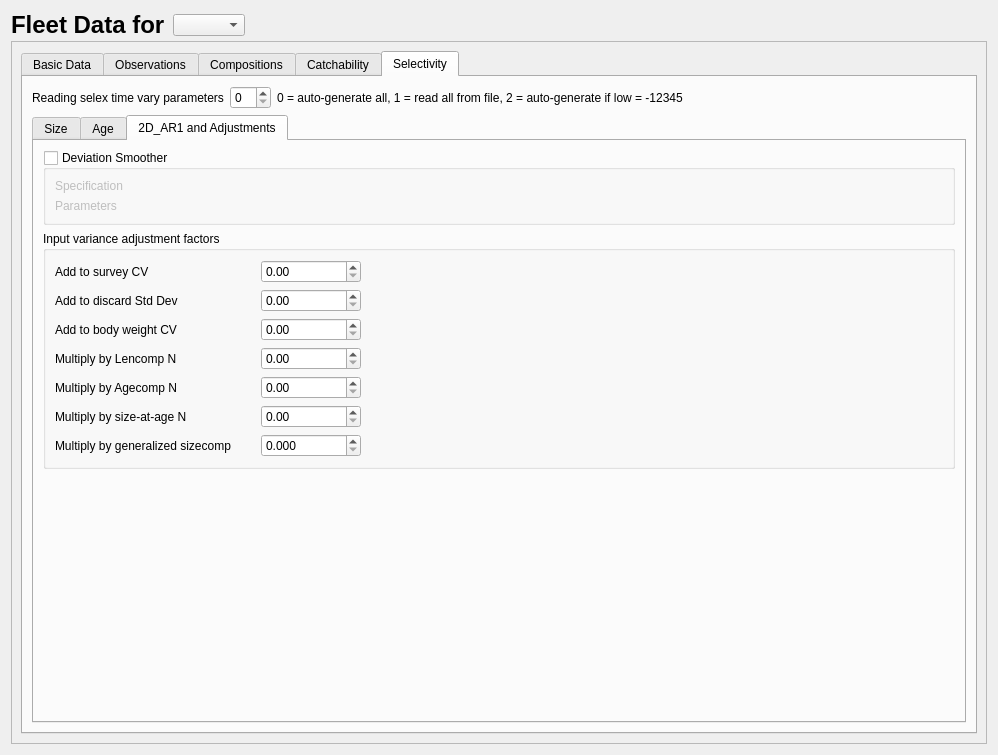
First picture: the form in src/fleet_widget.ui, repository nmfs-ost/ss3-ssi, before the edit.
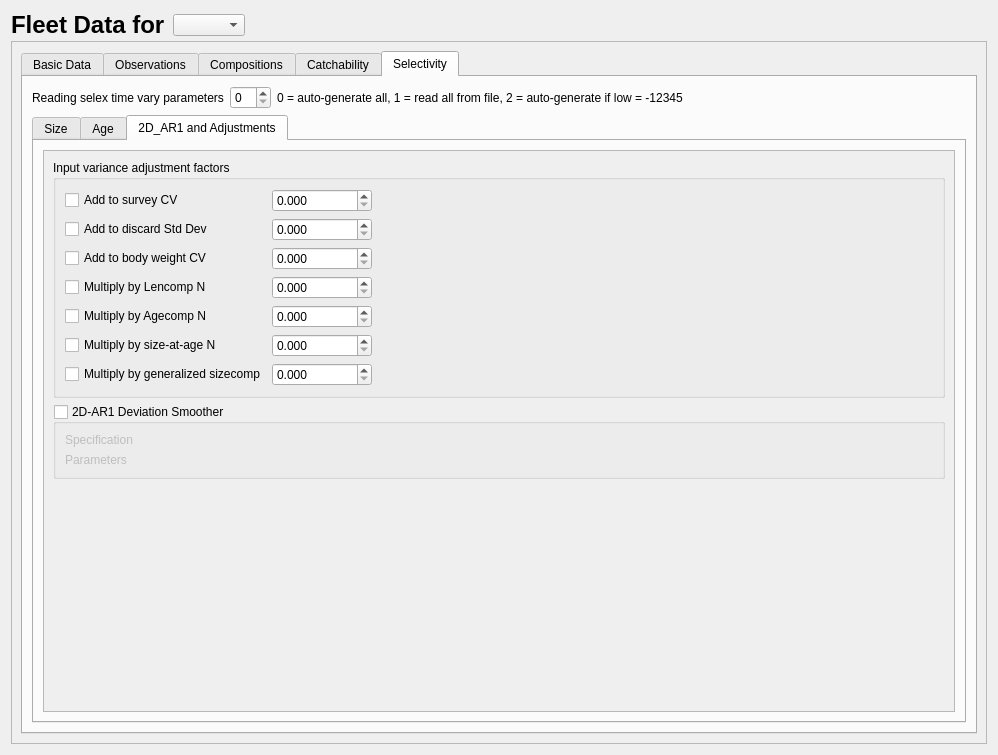
Second picture: the form after the edit. The open tabs and pages were chosen to show the change. Icons and pictures are not drawn.

Diff of the .ui file:
```diff
--- a/src/fleet_widget.ui
+++ b/src/fleet_widget.ui
@@ -2784,60 +2784,79 @@
              </attribute>
              <layout class="QVBoxLayout" name="verticalLayout_22">
               <item>
-               <widget class="QGroupBox" name="groupBox_2DAR1">
-                <property name="title">
-                 <string>Deviation Smoother</string>
-                </property>
-                <property name="checkable">
+               <widget class="QScrollArea" name="scrollArea_selex2dar1">
+                <property name="widgetResizable">
                  <bool>true</bool>
                 </property>
-                <property name="checked">
-                 <bool>false</bool>
-                </property>
-                <layout class="QVBoxLayout" name="verticalLayout_23">
-                 <item>
-                  <widget class="QLabel" name="label_2DAR_spec">
-                   <property name="text">
-                    <string>Specification</string>
-                   </property>
-                  </widget>
-                 </item>
-                 <item>
-                  <layout class="QVBoxLayout" name="verticalLayout_2DAR_spec"/>
-                 </item>
-                 <item>
-                  <widget class="QLabel" name="label_2DAR_params">
-                   <property name="text">
-                    <string>Parameters</string>
-                   </property>
-                  </widget>
-                 </item>
-                 <item>
-                  <layout class="QVBoxLayout" name="verticalLayout_2DAR_params"/>
-                 </item>
-                </layout>
-               </widget>
-              </item>
+                <widget class="QWidget" name="scrollAreaWidgetContents_3">
+                 <property name="geometry">
+                  <rect>
+                   <x>0</x>
+                   <y>0</y>
+                   <width>910</width>
+                   <height>520</height>
+                  </rect>
+                 </property>
+                 <layout class="QVBoxLayout" name="verticalLayout_24">
               <item>
                <widget class="QGroupBox" name="groupBox_input_variance">
                 <property name="title">
                  <string>Input variance adjustment factors</string>
                 </property>
                 <layout class="QGridLayout" name="gridLayout_8">
-                 <item row="4" column="0">
-                  <widget class="QLabel" name="label_multbyagecmp">
-                   <property name="minimumSize">
-                    <size>
-                     <width>200</width>
-                     <height>0</height>
-                    </size>
-                   </property>
-                   <property name="text">
-                    <string>Multiply by Agecomp N</string>
-                   </property>
-                  </widget>
-                 </item>
                  <item row="6" column="2">
+                      <widget class="QDoubleSpinBox" name="doubleSpinBox_multbygensize">
+                       <property name="minimumSize">
+                        <size>
+                         <width>100</width>
+                         <height>0</height>
+                        </size>
+                       </property>
+                       <property name="decimals">
+                        <number>3</number>
+                       </property>
+                      </widget>
+                     </item>
+                     <item row="5" column="2">
+                      <widget class="QDoubleSpinBox" name="doubleSpinBox_multbysaa">
+                       <property name="minimumSize">
+                        <size>
+                         <width>100</width>
+                         <height>0</height>
+                        </size>
+                       </property>
+                       <property name="decimals">
+                        <number>3</number>
+                       </property>
+                      </widget>
+                     </item>
+                     <item row="2" column="2">
+                      <widget class="QDoubleSpinBox" name="doubleSpinBox_addtobodywt">
+                       <property name="minimumSize">
+                        <size>
+                         <width>100</width>
+                         <height>0</height>
+                        </size>
+                       </property>
+                       <property name="decimals">
+                        <number>3</number>
+                       </property>
+                      </widget>
+                     </item>
+                     <item row="3" column="2">
+                      <widget class="QDoubleSpinBox" name="doubleSpinBox_multbylencmp">
+                       <property name="minimumSize">
+                        <size>
+                         <width>100</width>
+                         <height>0</height>
+                        </size>
+                       </property>
+                       <property name="decimals">
+                        <number>3</number>
+                       </property>
+                      </widget>
+                     </item>
+                     <item row="6" column="3">
                   <spacer name="horizontalSpacer_input_var">
                    <property name="orientation">
                     <enum>Qt::Horizontal</enum>
@@ -2850,154 +2869,123 @@
                    </property>
                   </spacer>
                  </item>
-                 <item row="5" column="0">
-                  <widget class="QLabel" name="label_multbysaa">
+                     <item row="1" column="2">
+                      <widget class="QDoubleSpinBox" name="doubleSpinBox_addtodiscard">
                    <property name="minimumSize">
                     <size>
-                     <width>200</width>
+                         <width>100</width>
                      <height>0</height>
                     </size>
                    </property>
+                       <property name="decimals">
+                        <number>3</number>
+                       </property>
+                      </widget>
+                     </item>
+                     <item row="0" column="2">
+                      <widget class="QDoubleSpinBox" name="doubleSpinBox_addtosurvey">
+                       <property name="minimumSize">
+                        <size>
+                         <width>100</width>
+                         <height>0</height>
+                        </size>
+                       </property>
+                       <property name="decimals">
+                        <number>3</number>
+                       </property>
+                      </widget>
+                     </item>
+                     <item row="4" column="2">
+                      <widget class="QDoubleSpinBox" name="doubleSpinBox_multbyagecmp">
+                       <property name="minimumSize">
+                        <size>
+                         <width>100</width>
+                         <height>0</height>
+                        </size>
+                       </property>
+                       <property name="decimals">
+                        <number>3</number>
+                       </property>
+                      </widget>
+                     </item>
+                     <item row="5" column="1">
+                      <widget class="QCheckBox" name="checkBox_multby_saaN">
                    <property name="text">
                     <string>Multiply by size-at-age N</string>
                    </property>
                   </widget>
                  </item>
-                 <item row="0" column="0">
-                  <widget class="QLabel" name="label_addtosurvey">
-                   <property name="minimumSize">
-                    <size>
-                     <width>200</width>
-                     <height>0</height>
-                    </size>
-                   </property>
+                     <item row="0" column="1">
+                      <widget class="QCheckBox" name="checkBox_addto_survey_cv">
                    <property name="text">
                     <string>Add to survey CV</string>
                    </property>
                   </widget>
                  </item>
-                 <item row="3" column="0">
-                  <widget class="QLabel" name="label_multbylencmp">
-                   <property name="minimumSize">
-                    <size>
-                     <width>200</width>
-                     <height>0</height>
-                    </size>
-                   </property>
-                   <property name="text">
-                    <string>Multiply by Lencomp N</string>
-                   </property>
-                  </widget>
-                 </item>
-                 <item row="1" column="0">
-                  <widget class="QLabel" name="label_addtodiscard">
-                   <property name="minimumSize">
-                    <size>
-                     <width>200</width>
-                     <height>0</height>
-                    </size>
-                   </property>
+                     <item row="1" column="1">
+                      <widget class="QCheckBox" name="checkBox_addto_discard_std">
                    <property name="text">
                     <string>Add to discard Std Dev</string>
                    </property>
                   </widget>
                  </item>
-                 <item row="6" column="0">
-                  <widget class="QLabel" name="label_multbygensizecmp">
-                   <property name="minimumSize">
-                    <size>
-                     <width>200</width>
-                     <height>0</height>
-                    </size>
-                   </property>
-                   <property name="text">
-                    <string>Multiply by generalized sizecomp</string>
-                   </property>
-                  </widget>
-                 </item>
-                 <item row="2" column="0">
-                  <widget class="QLabel" name="label_addtobodywt">
-                   <property name="minimumSize">
-                    <size>
-                     <width>200</width>
-                     <height>0</height>
-                    </size>
-                   </property>
+                     <item row="2" column="1">
+                      <widget class="QCheckBox" name="checkBox_addto_bodywt_cv">
                    <property name="text">
                     <string>Add to body weight CV</string>
                    </property>
                   </widget>
                  </item>
                  <item row="6" column="1">
-                  <widget class="QDoubleSpinBox" name="doubleSpinBox_multbygensize">
-                   <property name="minimumSize">
-                    <size>
-                     <width>100</width>
-                     <height>0</height>
-                    </size>
-                   </property>
-                   <property name="decimals">
-                    <number>3</number>
-                   </property>
-                  </widget>
-                 </item>
-                 <item row="5" column="1">
-                  <widget class="QDoubleSpinBox" name="doubleSpinBox_multbysaa">
-                   <property name="minimumSize">
-                    <size>
-                     <width>100</width>
-                     <height>0</height>
-                    </size>
-                   </property>
-                  </widget>
-                 </item>
-                 <item row="4" column="1">
-                  <widget class="QDoubleSpinBox" name="doubleSpinBox_multbyagecmp">
-                   <property name="minimumSize">
-                    <size>
-                     <width>100</width>
-                     <height>0</height>
-                    </size>
+                      <widget class="QCheckBox" name="checkBox_multby_gen_sizecomp">
+                       <property name="text">
+                        <string>Multiply by generalized sizecomp</string>
                    </property>
                   </widget>
                  </item>
                  <item row="3" column="1">
-                  <widget class="QDoubleSpinBox" name="doubleSpinBox_multbylencmp">
-                   <property name="minimumSize">
-                    <size>
-                     <width>100</width>
-                     <height>0</height>
-                    </size>
+                      <widget class="QCheckBox" name="checkBox_multby_lencompN">
+                       <property name="text">
+                        <string>Multiply by Lencomp N</string>
                    </property>
                   </widget>
                  </item>
-                 <item row="2" column="1">
-                  <widget class="QDoubleSpinBox" name="doubleSpinBox_addtobodywt">
-                   <property name="minimumSize">
-                    <size>
-                     <width>100</width>
-                     <height>0</height>
-                    </size>
+                     <item row="4" column="1">
+                      <widget class="QCheckBox" name="checkBox_multby_agecompN">
+                       <property name="text">
+                        <string>Multiply by Agecomp N</string>
                    </property>
                   </widget>
                  </item>
-                 <item row="1" column="1">
-                  <widget class="QDoubleSpinBox" name="doubleSpinBox_addtodiscard">
-                   <property name="minimumSize">
-                    <size>
-                     <width>100</width>
-                     <height>0</height>
-                    </size>
-                   </property>
-                  </widget>
-                 </item>
-                 <item row="0" column="1">
-                  <widget class="QDoubleSpinBox" name="doubleSpinBox_addtosurvey">
-                   <property name="minimumSize">
-                    <size>
-                     <width>100</width>
-                     <height>0</height>
-                    </size>
+                    </layout>
+                   </widget>
+                  </item>
+                  <item>
+                   <widget class="QGroupBox" name="groupBox_2DAR1">
+                    <property name="title">
+                     <string>2D-AR1 Deviation Smoother</string>
+                    </property>
+                    <property name="checkable">
+                     <bool>true</bool>
+                    </property>
+                    <property name="checked">
+                     <bool>false</bool>
+                    </property>
+                    <layout class="QVBoxLayout" name="verticalLayout_23">
+                     <item>
+                      <widget class="QLabel" name="label_2DAR_spec">
+                       <property name="text">
+                        <string>Specification</string>
+                       </property>
+                      </widget>
+                     </item>
+                     <item>
+                      <layout class="QVBoxLayout" name="verticalLayout_2DAR_spec"/>
+                     </item>
+                     <item>
+                      <widget class="QLabel" name="label_2DAR_params">
+                       <property name="text">
+                        <string>Parameters</string>
                    </property>
                   </widget>
                  </item>
@@ -3016,6 +3004,10 @@
                  </size>
                 </property>
                </spacer>
+                  </item>
+                 </layout>
+                </widget>
+               </widget>
               </item>
              </layout>
             </widget>
```
Left out of the diff: 31 changed lines with no effect on the pictures. Lines whose indentation alone changed are shown as unchanged.
